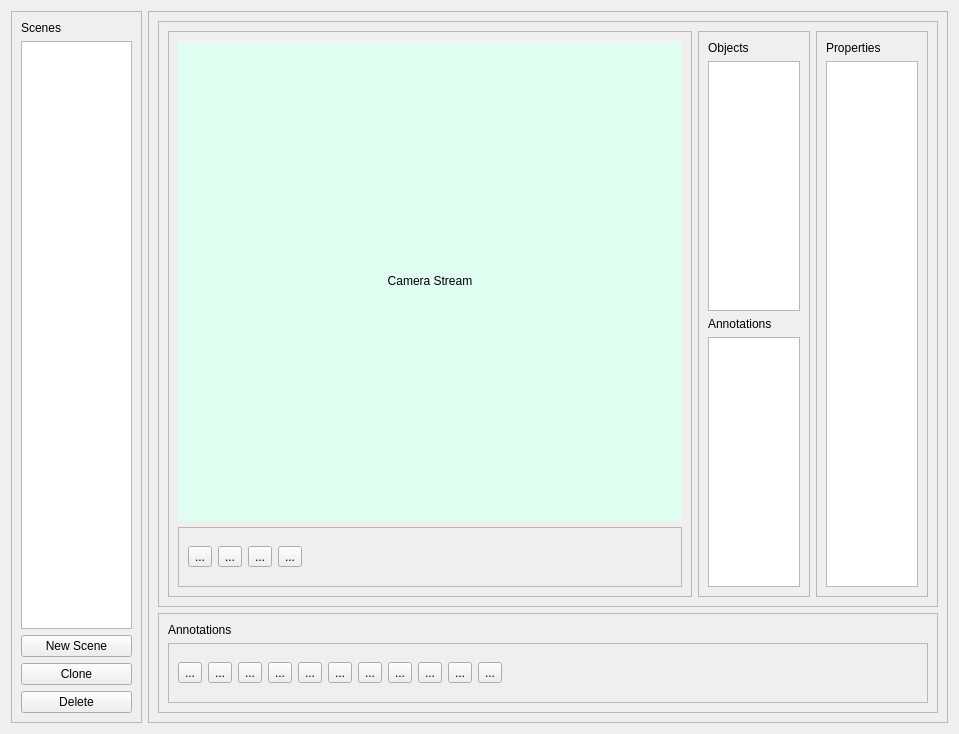
Above: isar/ui/scene_definition.ui from zardosht/isar before the change. Below: the same form after it.
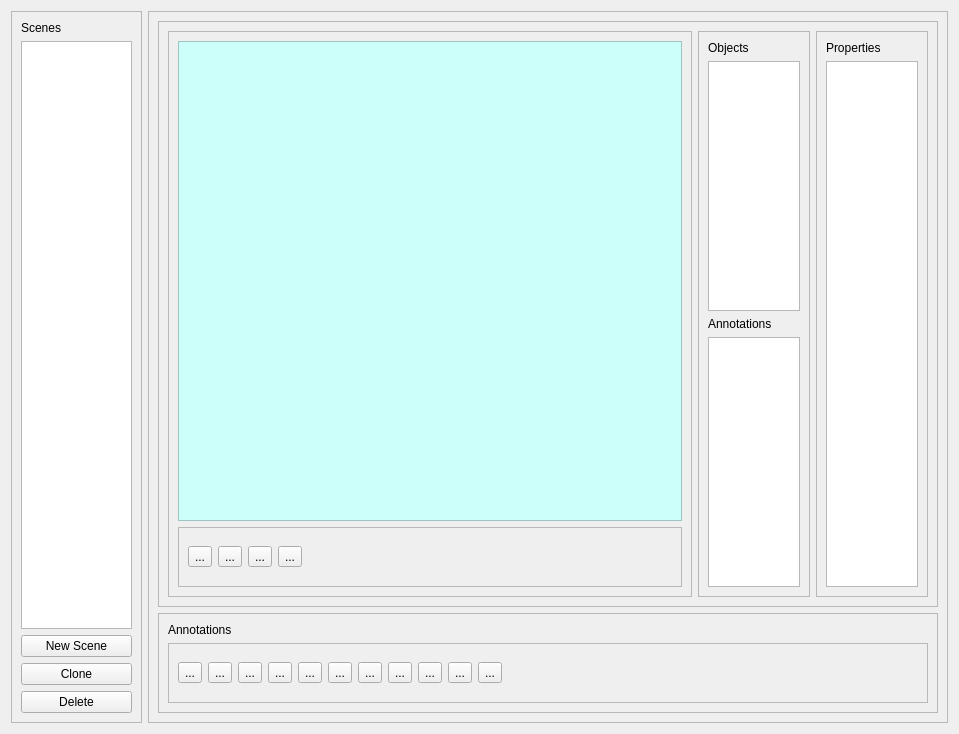
That is the form after the change. Icons and pictures are not drawn.

Commit message: - moved the camera_view to a separate class, inheritting from QLabel.

Diff of the .ui file:
```diff
--- a/isar/ui/scene_definition.ui
+++ b/isar/ui/scene_definition.ui
@@ -127,16 +127,17 @@
            </property>
            <layout class="QVBoxLayout" name="verticalLayout_6">
             <item>
-             <widget class="QLabel" name="camera_view">
+             <widget class="QFrame" name="camera_view_container">
               <property name="styleSheet">
-               <string notr="true">background-color: rgb(224, 255, 241);</string>
+               <string notr="true">background-color: rgb(205, 255, 250);</string>
               </property>
-              <property name="text">
-               <string>Camera Stream</string>
+              <property name="frameShape">
+               <enum>QFrame::StyledPanel</enum>
               </property>
-              <property name="alignment">
-               <set>Qt::AlignCenter</set>
+              <property name="frameShadow">
+               <enum>QFrame::Raised</enum>
               </property>
+              <layout class="QHBoxLayout" name="horizontalLayout_5"/>
              </widget>
             </item>
             <item>
```
The commit also changes 2 other files.
